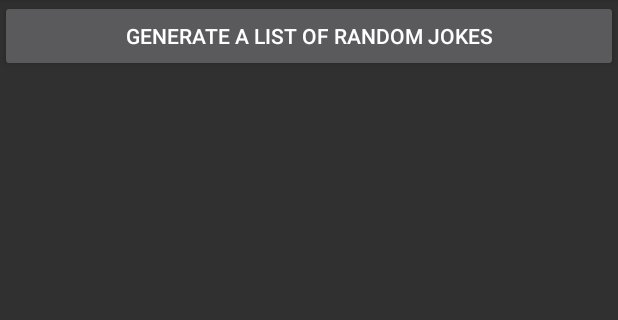
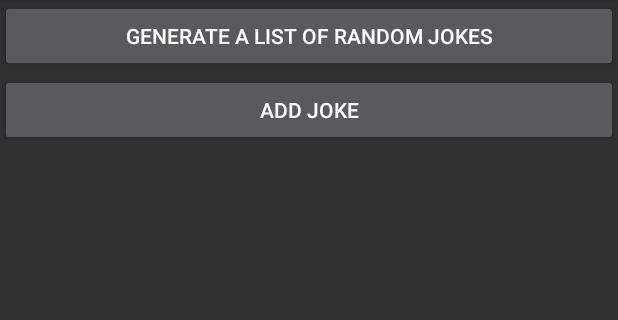
Before and after one commit to reduct0r/T-Bank_Jokes_Watcher, an Android app: the screen it shows after launch (JokeListActivity), on a phone screen of 412 x 824 dp, the part 84-404 px from its top. Run offline under Robolectric (Android 15) with nearby library versions, the phone set to English and light mode, and no system bars.

Commit message:
adding and save a new joke

```diff
--- a/app/src/main/AndroidManifest.xml
+++ b/app/src/main/AndroidManifest.xml
@@ -12,7 +12,7 @@
         android:supportsRtl="true"
         android:theme="@style/Theme.Homework_project_1"
         tools:targetApi="31">
-        <activity android:name=".main.ui.joke_details.JokeDetailsActivity"
+        <activity android:name=".main.ui.joke_add.AddJokeActivity"
             android:exported="false"
             android:theme="@style/Theme.AppCompat">
         </activity>
--- a/app/src/main/java/com/example/homework_project_1/main/data/JokesGenerator.kt
+++ b/app/src/main/java/com/example/homework_project_1/main/data/JokesGenerator.kt
@@ -74,7 +74,7 @@ object JokesGenerator {
         var attempts = 0
         val maxAttempts = jokesList.size * 3
 
-        while (newSelectedJokes.size < 7 && jokesList.isNotEmpty() && attempts < maxAttempts) {
+        while (newSelectedJokes.size < 20 && jokesList.isNotEmpty() && attempts < maxAttempts) {
             attempts++
 
             val randomIndex = Random.nextInt(jokesList.size)
--- a/app/src/main/java/com/example/homework_project_1/main/data/JokesRepository.kt
+++ b/app/src/main/java/com/example/homework_project_1/main/data/JokesRepository.kt
@@ -46,13 +46,11 @@ object JokesRepository {
     }
 
     suspend fun getJokes(): List<ViewTyped.Joke> {
-        Toast.makeText(null, "Test Delay: Jokes are loading", Toast.LENGTH_SHORT).show()
-        delay(2000)
+        delay(500)
         return jokesList
     }
 
     suspend fun addNewJoke(joke: ViewTyped.Joke) {
-        Toast.makeText(null, "Test Delay: Joke is adding", Toast.LENGTH_SHORT).show()
         delay(500)
         jokesList.add(joke)
         categories.add(joke.category) // Добавляем категорию, если ее нет
--- a/app/src/main/java/com/example/homework_project_1/main/ui/joke_list/JokeListFragment.kt
+++ b/app/src/main/java/com/example/homework_project_1/main/ui/joke_list/JokeListFragment.kt
@@ -1,5 +1,6 @@
 package com.example.homework_project_1.main.ui.joke_list
 
+import android.content.Intent
 import android.os.Bundle
 import android.view.LayoutInflater
 import android.view.View
@@ -11,6 +12,7 @@ import androidx.fragment.app.viewModels
 import androidx.recyclerview.widget.GridLayoutManager
 import com.example.homework_project_1.R
 import com.example.homework_project_1.databinding.FragmentJokeListBinding
+import com.example.homework_project_1.main.ui.joke_add.AddJokeActivity
 import com.example.homework_project_1.main.ui.joke_details.JokeDetailsFragment
 import com.example.homework_project_1.main.ui.joke_list.recycler.adapter.ViewTypedListAdapter
 
@@ -65,16 +67,23 @@ class JokeListFragment : Fragment() {
             showError(it)
         }
 
-        // Обработка нажатия на кнопку
-        binding.button.setOnClickListener {
+        // Обработка нажатия на кнопку генерации шуток
+        binding.buttonGenerateJokes.setOnClickListener {
             viewModel.generateJokes()
             if (viewModel.showGeneratedData().isEmpty()) {
-                binding.button.text = getString(R.string.reset_used_jokes)
+                binding.buttonGenerateJokes.text = getString(R.string.reset_used_jokes)
                 showError("No new jokes are available.")
                 viewModel.resetJokes()
             } else {
-                binding.button.text = getString(R.string.generate_jokes)
+                binding.buttonGenerateJokes.text = getString(R.string.generate_jokes)
             }
+        }
+
+        // Обработка нажатия на кнопку добавления шутки
+        binding.buttonAddJoke.setOnClickListener {
+            // Запуск AddJokeActivity
+            val intent = Intent(requireContext(), AddJokeActivity::class.java)
+            startActivity(intent)
         }
     }
 
--- a/app/src/main/res/layout/activity_joke_list.xml
+++ b/app/src/main/res/layout/activity_joke_list.xml
@@ -9,7 +9,7 @@
     tools:context=".main.ui.joke_list.JokeListActivity">
 
     <Button
-        android:id="@+id/button"
+        android:id="@+id/button_generate_jokes"
         android:layout_width="0dp"
         android:layout_height="wrap_content"
         android:layout_marginTop="4dp"
--- a/app/src/main/res/layout/fragment_joke_list.xml
+++ b/app/src/main/res/layout/fragment_joke_list.xml
@@ -9,14 +9,24 @@
     tools:context=".main.ui.joke_list.JokeListActivity">
 
     <Button
-        android:id="@+id/button"
+        android:id="@+id/button_generate_jokes"
         android:layout_width="0dp"
         android:layout_height="wrap_content"
         android:text="@string/generate_jokes"
         app:layout_constraintEnd_toEndOf="parent"
         app:layout_constraintStart_toStartOf="parent"
-        app:layout_constraintTop_toTopOf="parent"
-        tools:ignore="HardcodedText" />
+        app:layout_constraintTop_toTopOf="parent" />
+
+    <Button
+        android:id="@+id/buttonAddJoke"
+        android:layout_width="0dp"
+        android:layout_height="wrap_content"
+        android:layout_marginTop="1dp"
+        android:text="@string/add_joke"
+        app:layout_constraintEnd_toEndOf="parent"
+        app:layout_constraintHorizontal_bias="0.0"
+        app:layout_constraintStart_toStartOf="parent"
+        app:layout_constraintTop_toBottomOf="@+id/button_generate_jokes" />
 
     <androidx.recyclerview.widget.RecyclerView
         android:id="@+id/recyclerView"
@@ -28,7 +38,7 @@
         app:layout_constraintEnd_toEndOf="parent"
         app:layout_constraintHorizontal_bias="0.0"
         app:layout_constraintStart_toStartOf="parent"
-        app:layout_constraintTop_toBottomOf="@+id/button"
+        app:layout_constraintTop_toBottomOf="@+id/buttonAddJoke"
         app:layout_constraintVertical_bias="0.0"
         tools:listitem="@layout/joke_item">
 
```
